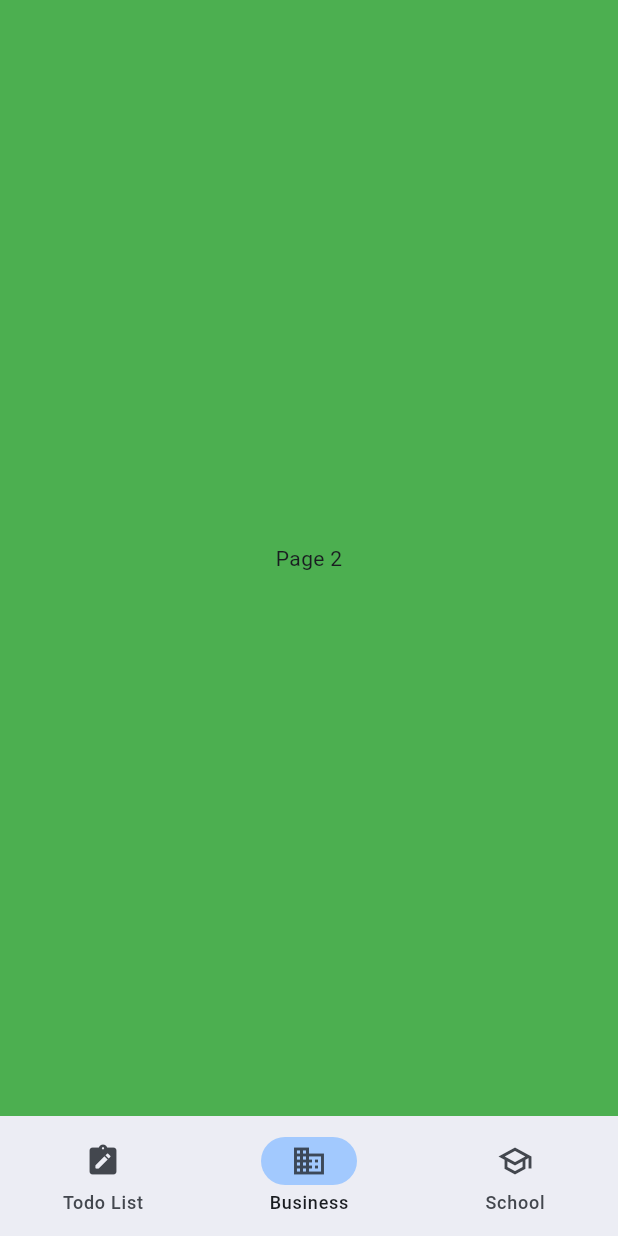
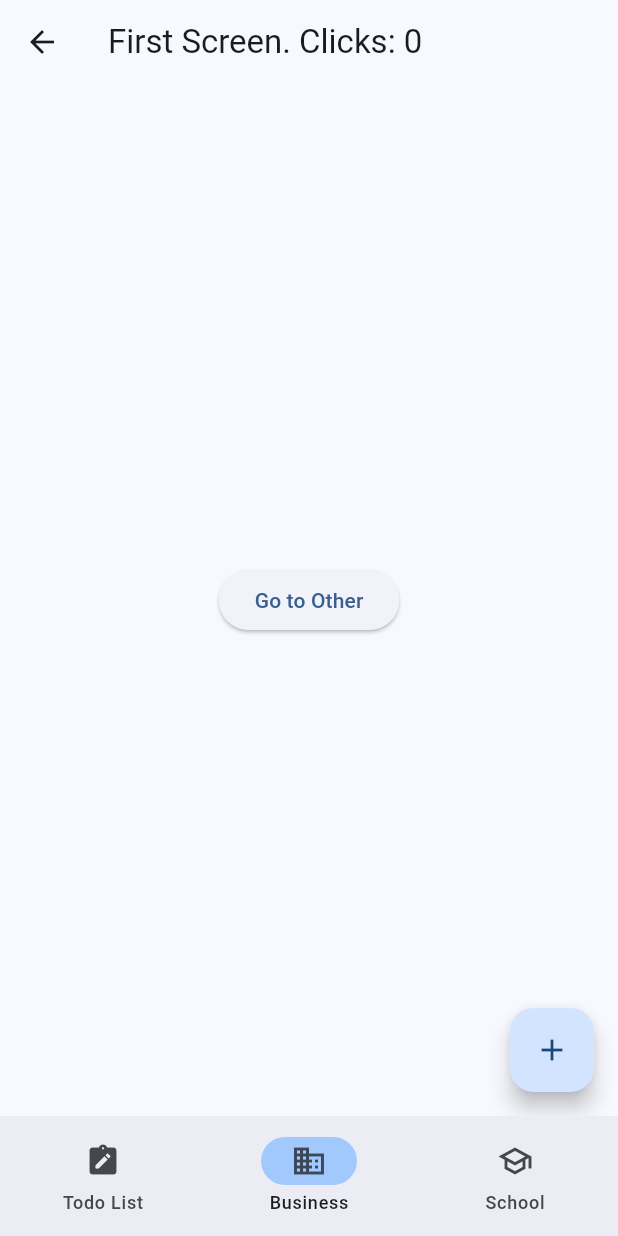
Before and after one commit to Serg-Kim/Flutter-Todo, a Flutter app: the MainNavigator screen opened directly, item 2 of the bottom bar chosen, on a phone screen of 412 x 824 dp. Run offline on Flutter 3.47's test engine with Material 2 defaults, Android fonts, the phone set to English and light mode, and no system bars; our stand-ins replace dio, equatable, flutter_bloc, flutter_riverpod; missing offline and left inert: mmkv; network calls fail.

Commit message:
add riverpod

```diff
--- a/lib/app/TodoApp.dart
+++ b/lib/app/TodoApp.dart
@@ -1,4 +1,5 @@
 import 'package:flutter/material.dart';
+import 'package:flutter_riverpod/flutter_riverpod.dart';
 
 import '../navigation/RootNavigator.dart';
 
@@ -9,13 +10,15 @@ class TodoApp extends StatelessWidget {
 
   @override
   Widget build(BuildContext context) {
-    return MaterialApp(
+    return ProviderScope(
+        child: MaterialApp(
           debugShowCheckedModeBanner: false,
           theme: ThemeData(
             colorScheme: ColorScheme.fromSeed(seedColor: COLORS.lightBlue),
             useMaterial3: true,
           ),
           home: const RootNavigator(),
+        )
     );
   }
 }
--- /dev/null
+++ b/lib/model/state/Counter.dart
@@ -0,0 +1,10 @@
+import 'package:flutter_riverpod/flutter_riverpod.dart';
+
+final counterProvider = StateNotifierProvider<Counter, int>((ref) {
+  return Counter();
+});
+
+class Counter extends StateNotifier<int> {
+  Counter() : super(0);
+  void increment() => state++;
+}
--- a/lib/navigation/MainNavigator.dart
+++ b/lib/navigation/MainNavigator.dart
@@ -1,5 +1,7 @@
 import 'package:flutter/material.dart';
 import 'package:flutter_bloc/flutter_bloc.dart';
+import 'package:flutter_todo/presentation/counter/screens/CounterScreen.dart';
+import 'package:flutter_todo/presentation/counter/screens/CounterSubScreen.dart';
 import 'package:flutter_todo/presentation/todos/navigation/TodosNavigator.dart';
 
 import '../blocs/todos/todos_bloc.dart';
@@ -56,16 +58,8 @@ class _MainNavigatorState extends State<MainNavigator> {
             child: const TodosNavigator(),
           ),
         ),
-        Container(
-          color: Colors.green,
-          alignment: Alignment.center,
-          child: const Text('Page 2'),
-        ),
-        Container(
-          color: Colors.blue,
-          alignment: Alignment.center,
-          child: const Text('Page 3'),
-        ),
+        const CounterScreen(),
+        const CounterSubScreen(),
       ][currentPageIndex],
     );
   }
--- a/lib/presentation/auth/widgets/SubmitButton.dart
+++ b/lib/presentation/auth/widgets/SubmitButton.dart
@@ -28,7 +28,7 @@ class SubmitButton extends StatelessWidget {
                     'user0' &&
                     passwordController.text ==
                         '123456') {
-                  Navigator.pushNamed(
+                  Navigator.pushReplacementNamed(
                       context, 'main/');
                 } else {
                   ScaffoldMessenger.of(context).showSnackBar(
--- /dev/null
+++ b/lib/presentation/counter/screens/CounterScreen.dart
@@ -0,0 +1,36 @@
+import 'package:flutter/material.dart';
+import 'package:flutter_riverpod/flutter_riverpod.dart';
+
+import '../../../model/state/Counter.dart';
+
+class CounterScreen extends ConsumerWidget {
+  const CounterScreen({Key? key}): super(key: key);
+
+  @override
+  Widget build(BuildContext context, WidgetRef ref) {
+    final count = ref.watch(counterProvider);
+
+    return Scaffold(
+        appBar: AppBar(title: Text("First Screen. Clicks: $count")),
+        body: Center(
+            child: ElevatedButton(
+              child: const Text('Go to Other'),
+              onPressed: () => print('asd'),
+            )
+        ),
+        floatingActionButton:
+        FloatingActionButton(child: const Icon(Icons.add), onPressed: () => ref.read(counterProvider.notifier).increment())
+    );
+  }
+}
+
+class Other extends ConsumerWidget {
+  const Other({super.key});
+
+  @override
+  Widget build(context, WidgetRef ref){
+    final count = ref.watch(counterProvider);
+
+    return Scaffold(body: Center(child: Text("$count")));
+  }
+}
--- a/pubspec.yaml
+++ b/pubspec.yaml
@@ -39,6 +39,7 @@ dependencies:
   equatable: ^2.0.5
   flutter_bloc: ^8.1.3
   mmkv: ^1.3.1
+  flutter_riverpod: ^2.1.1
 
 dev_dependencies:
   flutter_test:
```
Also changed, not shown: lib/presentation/counter/screens/CounterSubScreen.dart (added, +25 -0 lines), pubspec.lock. Lines whose indentation alone changed are shown as unchanged.
